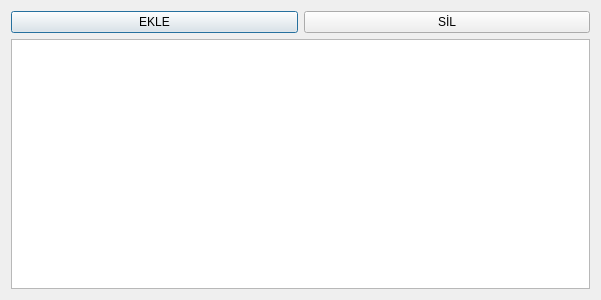
Old version of the form students.ui in the repository bariscelik/hilohane.
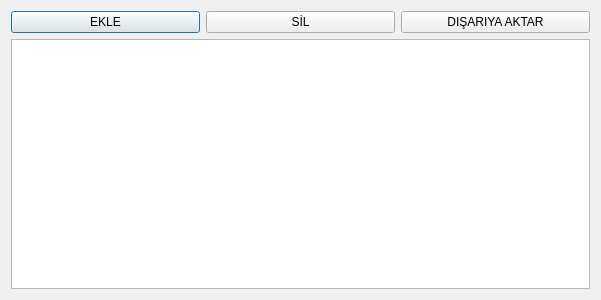
New version of the form.

The edit to the form file:
```diff
--- a/students.ui
+++ b/students.ui
@@ -33,6 +33,13 @@
        </property>
       </widget>
      </item>
+     <item>
+      <widget class="QPushButton" name="pushButton_3">
+       <property name="text">
+        <string>DIŞARIYA AKTAR</string>
+       </property>
+      </widget>
+     </item>
     </layout>
    </item>
    <item>
```
